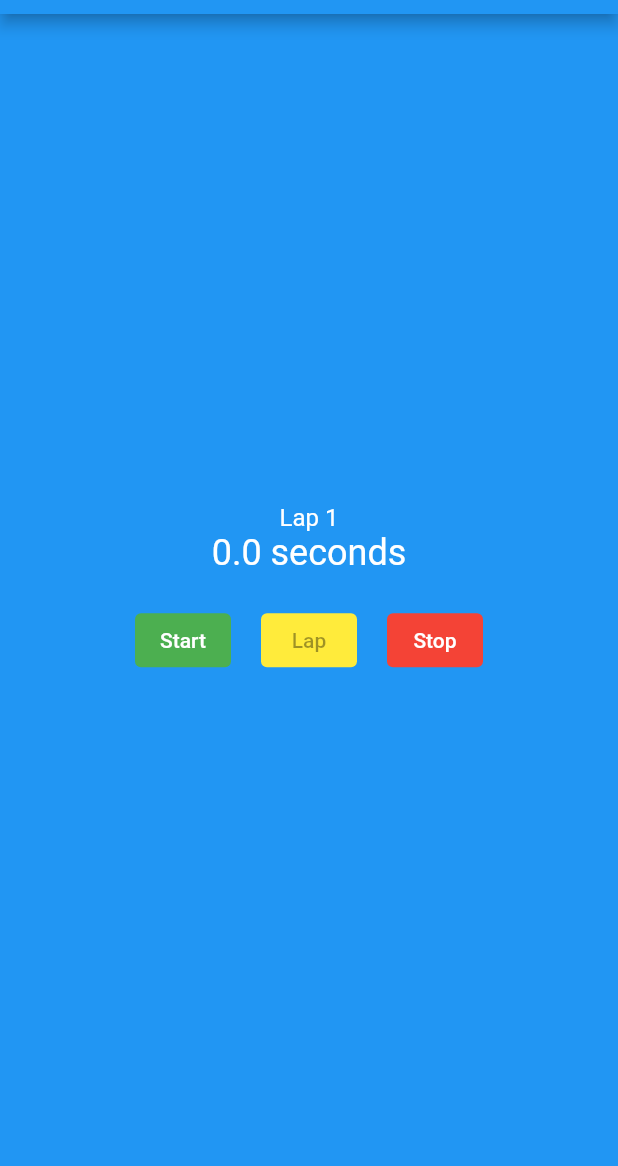
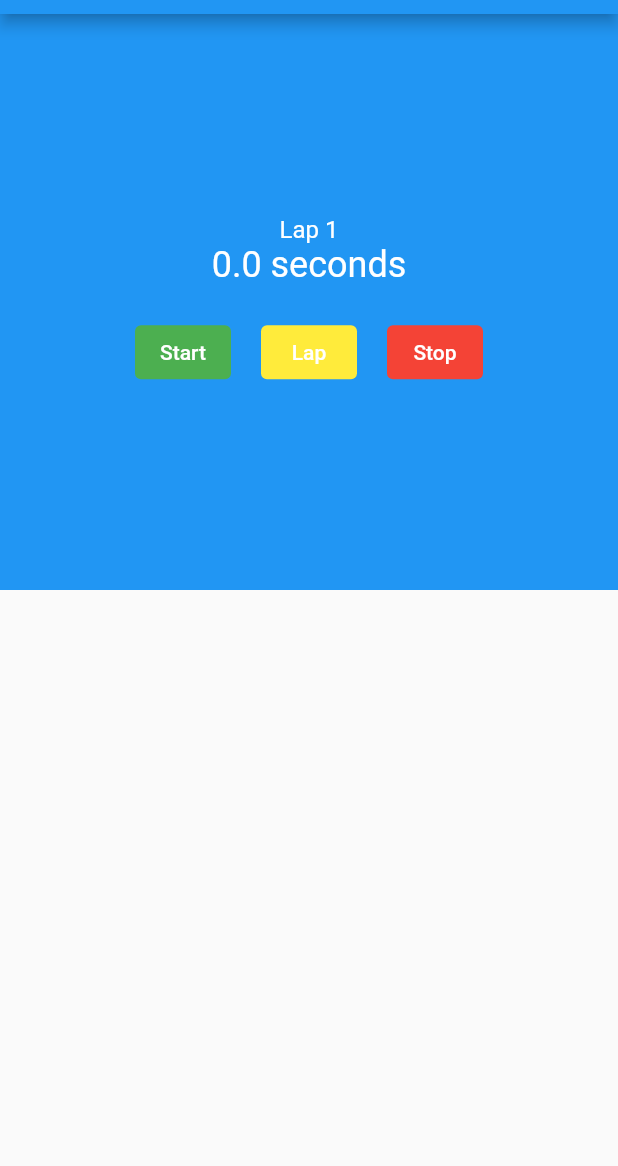
Before and after one commit to MukhammedAli/StopwatchFlutter, a Flutter app: the screen it shows after launch, on a phone screen of 412 x 824 dp, the part 70-1236 px from its top. Run offline on Flutter 3.47's test engine with Material 2 defaults, Android fonts, the phone set to English and light mode, and no system bars.

Commit message:
Adding scrolling of laps

```diff
--- a/lib/stopwatch.dart
+++ b/lib/stopwatch.dart
@@ -68,6 +68,7 @@ class _StopWatchState extends State<StopWatch> {
       ElevatedButton(
         style: ButtonStyle(
           backgroundColor: MaterialStateProperty.all<Color>(Colors.yellow),
+          foregroundColor: MaterialStateProperty.all<Color>(Colors.white),
         ),
         child: Text('Lap'),
         onPressed: isTicking ? _lap : null,
@@ -114,15 +115,31 @@ class _StopWatchState extends State<StopWatch> {
   @override
   Widget build(BuildContext context) {
     return Scaffold(
-        appBar: AppBar(
-          title: Text('Stopwatch'),
-        ),
-        body: _buildCounter(context));
+      appBar: AppBar(
+        title: Text('Stopwatch'),
+      ),
+      body: Column(
+        children: <Widget>[
+          Expanded(child: _buildCounter(context)),
+          Expanded(child: _buildLapDisplay()),
+        ],
+      ),
+    );
+    //  _buildCounter(context));
   }
 
   String _secondsText(int milliseconds) {
     final seconds = milliseconds / 1000;
     return '$seconds seconds';
+  }
+
+  Widget _buildLapDisplay() {
+    return ListView(children: [
+      for (int milliseconds in laps)
+        ListTile(
+          title: Text(_secondsText(milliseconds)),
+        )
+    ]);
   }
 
   @override
```
